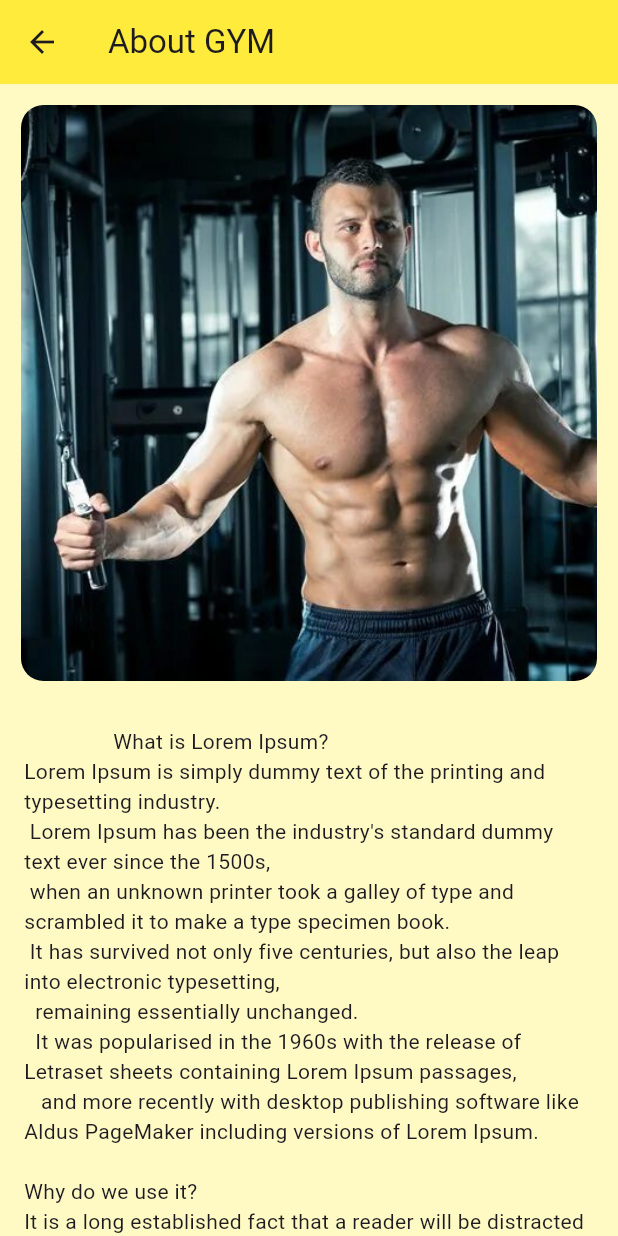
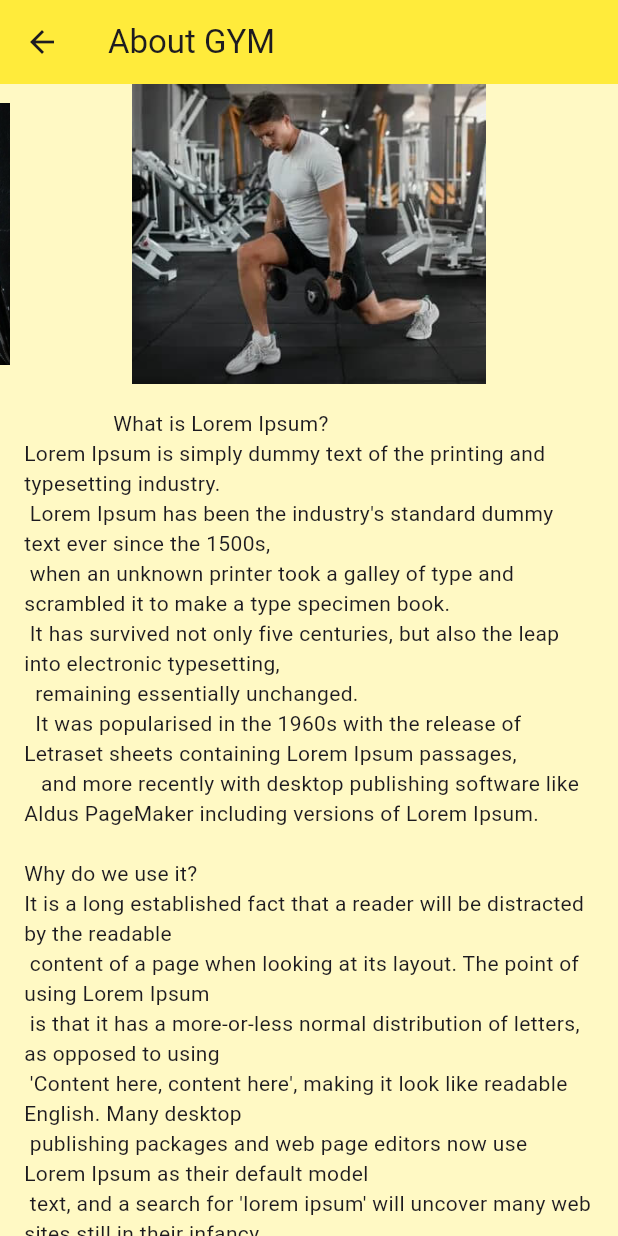
Before and after one commit to Farhadakbary/Fitness-Gym-, a Flutter app: the AboutPage screen opened directly, on a phone screen of 412 x 824 dp. Run offline on Flutter 3.47's test engine with Material 3 defaults, Android fonts, the light colour scheme and no system bars; drawn by our look-alikes of carousel_slider; our stand-ins replace image_picker, shared_preferences, sqflite; accounts and stored records are empty.

Commit message:
More changes in UI

```diff
--- a/lib/about.dart
+++ b/lib/about.dart
@@ -1,8 +1,21 @@
+import 'package:carousel_slider/carousel_slider.dart';
 import 'package:flutter/material.dart';
 
-class AboutPage extends StatelessWidget {
-  const AboutPage({Key? key}) : super(key: key);
+class AboutPage extends StatefulWidget {
+   AboutPage({Key? key}) : super(key: key);
 
+  @override
+  State<AboutPage> createState() => _AboutPageState();
+}
+
+class _AboutPageState extends State<AboutPage> {
+  List<String> imagePaths = [
+    'images/beg.jpg',
+    'images/leg.jpg',
+    'images/second.jpg',
+    'images/back.jpg',
+    'images/splash.jpg',
+  ];
   @override
   Widget build(BuildContext context) {
     return Scaffold(
@@ -14,30 +27,23 @@ class AboutPage extends StatelessWidget {
       body: SingleChildScrollView(
         child: Column(
           children: [
-            GridView.count(
-              crossAxisCount: 1,
-              shrinkWrap: true,
-              physics: const NeverScrollableScrollPhysics(),
-              padding: const EdgeInsets.all(6.0),
-              children: List.generate(1, (index) {
-                return GestureDetector(
-                  onTap: () {
-                    _showFullImage(context, 'images/chest.jpg');
+            CarouselSlider(
+              options: CarouselOptions(
+                height: 200.0,
+                autoPlay: true,
+                enlargeCenterPage: true,
+                aspectRatio: 16 / 9,
+                autoPlayInterval: const Duration(seconds: 3),
+                viewportFraction: 0.8,
+              ),
+              items: imagePaths.map((imagePath) {
+                return Builder(
+                  builder: (BuildContext context) {
+                    return Image.asset(imagePath, fit: BoxFit.cover);
                   },
-                  child: Container(
-                    margin: const EdgeInsets.all(8.0),
-                    decoration: BoxDecoration(
-                      borderRadius: BorderRadius.circular(15),
-                      image: const DecorationImage(
-                        image: AssetImage('images/chest.jpg'),
-                        fit: BoxFit.cover,
-                      ),
-                    ),
-                  ),
                 );
-              }),
+              }).toList(),
             ),
-            // توضیحات درباره کلپ
             const Padding(
               padding: EdgeInsets.all(16.0),
               child: Text(
--- a/lib/main.dart
+++ b/lib/main.dart
@@ -13,7 +13,6 @@ class MyApp extends StatefulWidget {
 }
 
 class _MyAppState extends State<MyApp> {
-
   bool isDarkMode = false;
 
   @override
```
Also changed, not shown: lib/Add_Member.dart (+4 -6 lines), lib/EditMember.dart (+13 -25 lines), lib/all_member.dart (+8 -13 lines), lib/dashboard.dart (+26 -26 lines), lib/database_helper.dart (+2 -19 lines), lib/favorite.dart (+5 -5 lines), lib/person.dart (+4 -12 lines), lib/reports.dart (+122 -126 lines), lib/workout.dart (+23 -39 lines).
